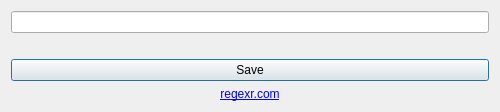
Qt form extensions/regexfilter.ui (Artikash/Textractor) before a commit.
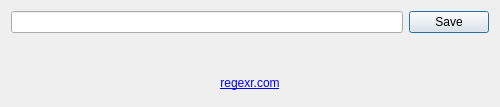
The same form after that commit.

```diff
--- a/extensions/regexfilter.ui
+++ b/extensions/regexfilter.ui
@@ -16,6 +16,13 @@
      <item>
       <widget class="QLineEdit" name="regexEdit"/>
      </item>
+     <item>
+      <widget class="QPushButton" name="saveButton">
+       <property name="text">
+        <string>Save</string>
+       </property>
+      </widget>
+     </item>
     </layout>
    </item>
    <item>
@@ -28,13 +35,6 @@
      </property>
     </widget>
    </item>
-   <item>
-    <widget class="QPushButton" name="saveButton">
-     <property name="text">
-      <string>Save</string>
-     </property>
-    </widget>
-   </item>
    <item>
     <widget class="QLabel">
      <property name="text">
```
